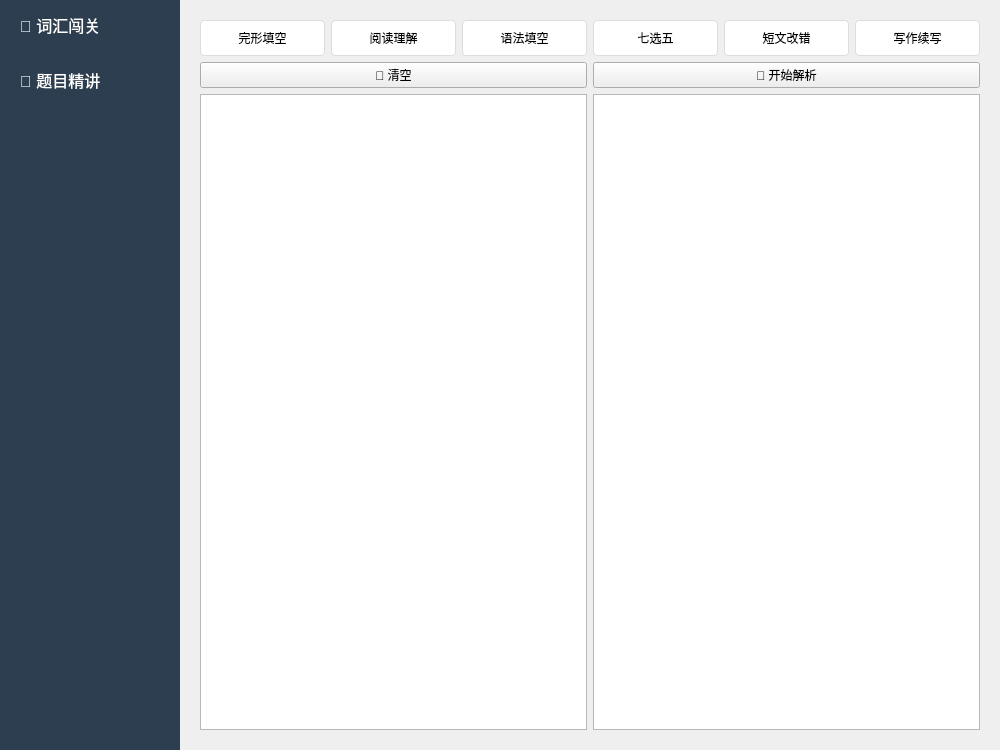
First picture: the form in resources/main_window.ui, repository andrezha/EngMaster-AI-Agent, before the edit.
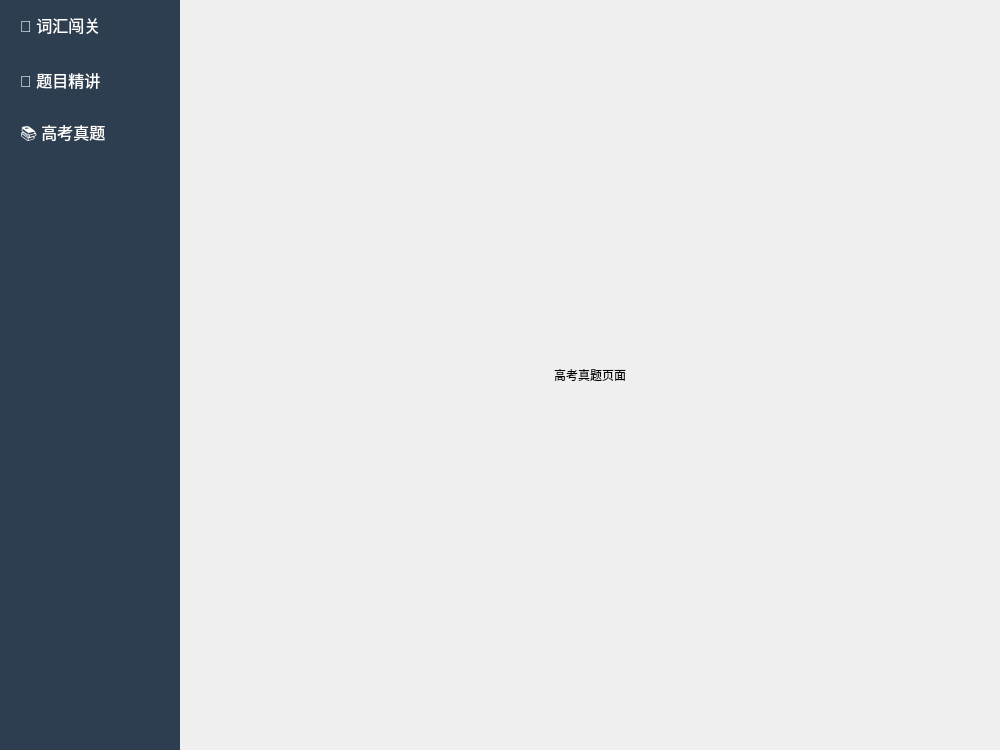
Second picture: the form after the edit. The open tabs and pages were chosen to show the change.

Commit message: 这个版本是高考真题UI完成版本

What changed in the file:
```diff
--- a/resources/main_window.ui
+++ b/resources/main_window.ui
@@ -29,6 +29,13 @@
          <property name="styleSheet"><string>QPushButton { color: white; background: transparent; border: none; font-size: 16px; text-align: left; padding-left: 20px; outline: none; } QPushButton:hover { background-color: #34495e; }</string></property>
         </widget>
        </item>
+       <item>
+        <widget class="QPushButton" name="btn_nav_gaokao">
+         <property name="minimumSize"><size><width>0</width><height>50</height></size></property>
+         <property name="text"><string>📚 高考真题</string></property>
+         <property name="styleSheet"><string>QPushButton { color: white; background: transparent; border: none; font-size: 16px; text-align: left; padding-left: 20px; outline: none; } QPushButton:hover { background-color: #34495e; }</string></property>
+        </widget>
+       </item>
        <item>
         <spacer name="nav_spacer">
          <property name="orientation"><enum>Qt::Vertical</enum></property>
@@ -75,6 +82,16 @@
         </item>
        </layout>
       </widget>
+      <widget class="QWidget" name="page_gaokao">
+        <layout class="QVBoxLayout" name="v2">
+          <item>
+            <widget class="QLabel" name="label_gaokao">
+              <property name="text"><string>高考真题页面</string></property>
+              <property name="alignment"><set>Qt::AlignCenter</set></property>
+            </widget>
+          </item>
+        </layout>
+      </widget>
      </widget>
     </item>
    </layout>
```
The commit also changes 307 other files.
